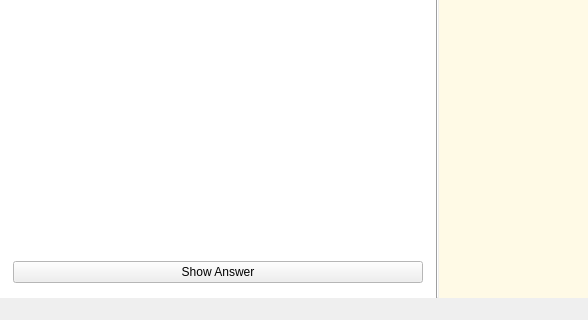
Old version of the form designer/main.ui in the repository ankitects/anki; both pictures show x 0 to 588 and y 387 to 707 of the 713 by 707 pixel window.
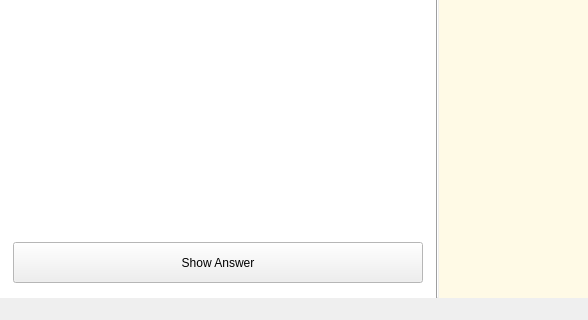
New version of the form. The open tabs and pages were chosen to show the change. Icons and pictures are not drawn.

Commit message: add icon to review button, decrease graph intensity, fix creation time

What changed in the file:
```diff
--- a/designer/main.ui
+++ b/designer/main.ui
@@ -155,7 +155,7 @@
             <x>0</x>
             <y>0</y>
             <width>428</width>
-            <height>563</height>
+            <height>546</height>
            </rect>
           </property>
          </widget>
@@ -481,8 +481,8 @@
            <rect>
             <x>0</x>
             <y>0</y>
-            <width>542</width>
-            <height>49</height>
+            <width>428</width>
+            <height>66</height>
            </rect>
           </property>
           <layout class="QVBoxLayout" name="verticalLayout" >
@@ -501,6 +501,12 @@
            </item>
            <item>
             <widget class="QPushButton" name="showAnswerButton" >
+             <property name="minimumSize" >
+              <size>
+               <width>0</width>
+               <height>41</height>
+              </size>
+             </property>
              <property name="toolTip" >
               <string>Show the answer (shortcut key: space or enter)</string>
              </property>
```
Left out of the diff: 26 changed lines with no effect on the pictures. The commit also changes 4 other files.
